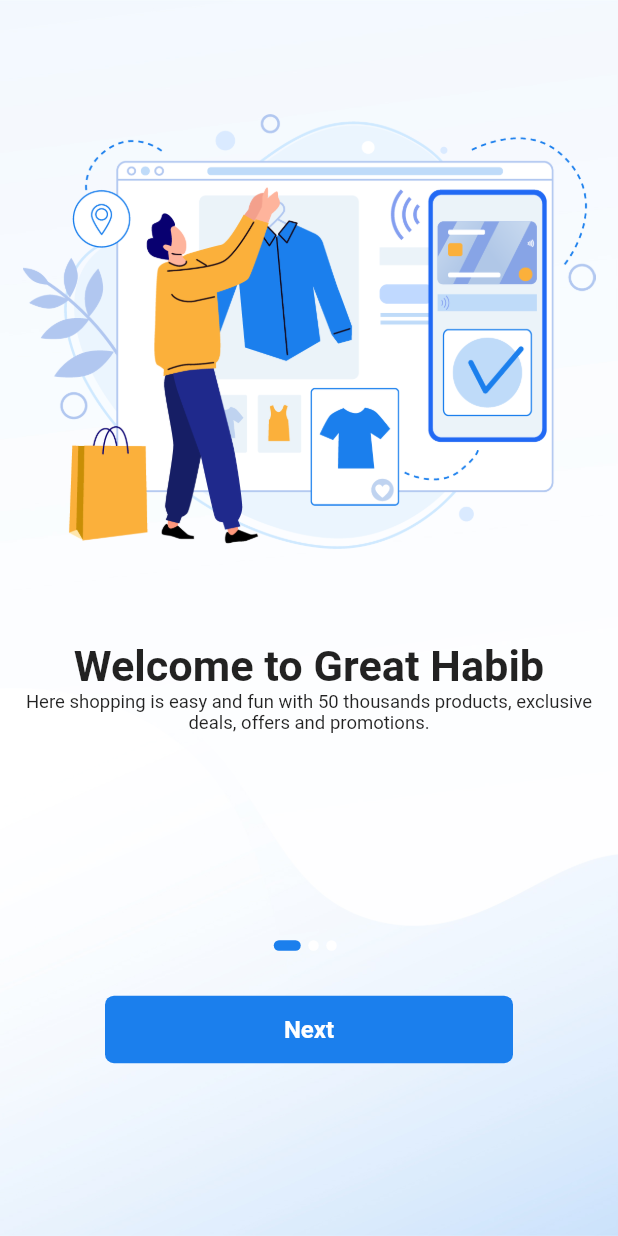
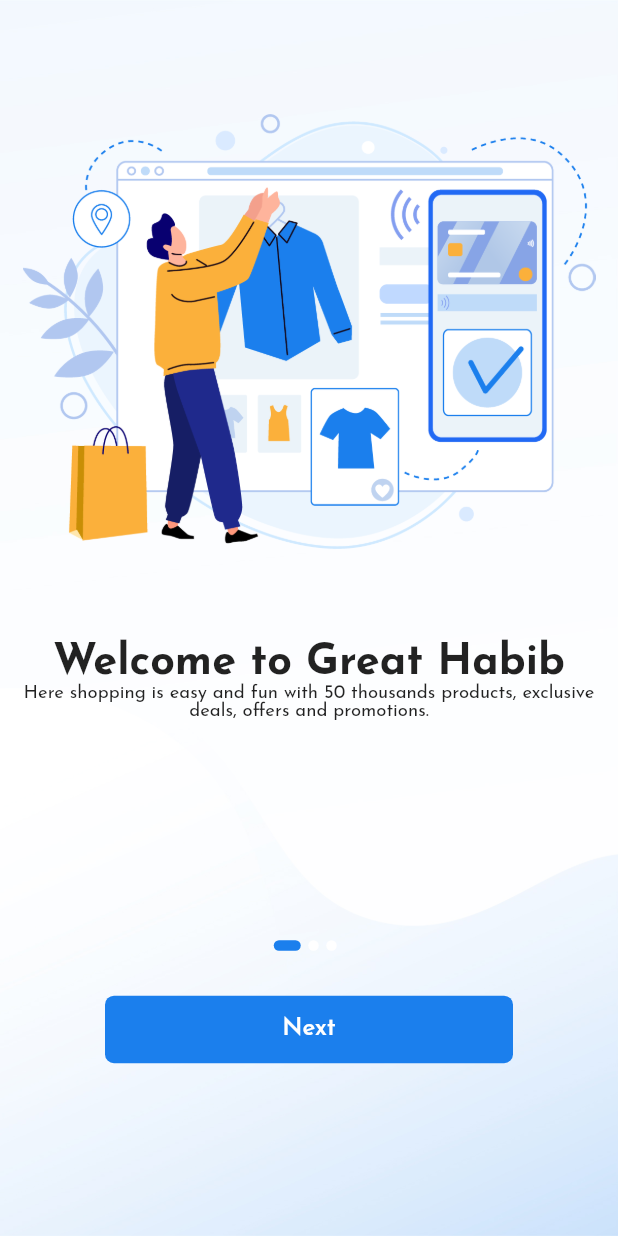
Before and after one commit to isaacpitwa/flutter_starter, a Flutter app: the screen it shows after launch, on a phone screen of 412 x 824 dp. Run offline on Flutter 3.47's test engine with Material 2 defaults, Android fonts, the phone set to English and light mode, and no system bars; our stand-ins replace connectivity, dio, get_it, shared_preferences; accounts and stored records are empty; network calls fail; Roboto replaces fonts that are missing (TitilliumWeb).

Commit message:
update font styles

```diff
--- a/lib/util/custom_themes.dart
+++ b/lib/util/custom_themes.dart
@@ -2,35 +2,24 @@ import 'package:flutter/material.dart';
 
 import 'dimensions.dart';
 
-const titilliumRegular = TextStyle(
-  fontFamily: 'TitilliumWeb',
+const josefinRegular = TextStyle(
+  fontFamily: 'JosefinSans',
   fontSize: Dimensions.FONT_SIZE_DEFAULT,
 );
 
-const titilliumSemiBold = TextStyle(
-  fontFamily: 'TitilliumWeb',
+const josefinSemiBold = TextStyle(
+  fontFamily: 'JosefinSans',
   fontSize: Dimensions.FONT_SIZE_DEFAULT,
   fontWeight: FontWeight.w600,
 );
 
-const titilliumBold = TextStyle(
-  fontFamily: 'TitilliumWeb',
+const josefinBold = TextStyle(
+  fontFamily: 'JosefinSans',
   fontSize: Dimensions.FONT_SIZE_DEFAULT,
   fontWeight: FontWeight.w700,
 );
-const titilliumItalic = TextStyle(
-  fontFamily: 'TitilliumWeb',
+const josefinItalic = TextStyle(
+  fontFamily: 'JosefinSans',
   fontSize: Dimensions.FONT_SIZE_DEFAULT,
   fontStyle: FontStyle.italic,
 );
-
-const robotoRegular = TextStyle(
-  fontFamily: 'Roboto',
-  fontSize: Dimensions.FONT_SIZE_DEFAULT,
-);
-
-const robotoBold = TextStyle(
-  fontFamily: 'Roboto',
-  fontSize: Dimensions.FONT_SIZE_DEFAULT,
-  fontWeight: FontWeight.w700,
-);
--- a/lib/view/auth/auth_screen.dart
+++ b/lib/view/auth/auth_screen.dart
@@ -64,7 +64,7 @@ class AuthScreen extends StatelessWidget{
                                 onTap: () => _pageController.animateToPage(0, duration: Duration(seconds: 1), curve: Curves.easeInOut),
                                 child: Column(
                                   children: [
-                                    Text(getTranslated('SIGN_IN', context), style: authProvider.selectedIndex == 0 ? titilliumSemiBold : titilliumRegular),
+                                    Text(getTranslated('SIGN_IN', context), style: authProvider.selectedIndex == 0 ? josefinSemiBold : josefinRegular),
                                     Container(
                                       height: 1,
                                       width: 40,
@@ -79,7 +79,7 @@ class AuthScreen extends StatelessWidget{
                                 onTap: () => _pageController.animateToPage(1, duration: Duration(seconds: 1), curve: Curves.easeInOut),
                                 child: Column(
                                   children: [
-                                    Text(getTranslated('SIGN_UP', context), style: authProvider.selectedIndex == 1 ? titilliumSemiBold : titilliumRegular),
+                                    Text(getTranslated('SIGN_UP', context), style: authProvider.selectedIndex == 1 ? josefinSemiBold : josefinRegular),
                                     Container(
                                         height: 1,
                                         width: 50,
--- a/lib/view/auth/widget/sign_up_widget.dart
+++ b/lib/view/auth/widget/sign_up_widget.dart
@@ -225,7 +225,7 @@ class _SignUpWidgetState extends State<SignUpWidget> {
                 Navigator.pushReplacement(context, MaterialPageRoute(builder: (_) => HomeScreen()));
               },
               child: Text(getTranslated('SKIP_FOR_NOW', context),
-                  style: titilliumRegular.copyWith(fontSize: Dimensions.FONT_SIZE_SMALL, color: ColorResources.getColombiaBlue(context))),
+                  style: josefinRegular.copyWith(fontSize: Dimensions.FONT_SIZE_SMALL, color: ColorResources.getColombiaBlue(context))),
             )),
       ],
     );
--- a/lib/view/basewidget/button/custom_button.dart
+++ b/lib/view/basewidget/button/custom_button.dart
@@ -29,7 +29,7 @@ class CustomButton extends StatelessWidget {
             ]),
             borderRadius: BorderRadius.circular(10)),
         child: Text(buttonText,
-            style: titilliumSemiBold.copyWith(
+            style: josefinSemiBold.copyWith(
               fontSize: 16,
               color: Theme.of(context).accentColor,
             )),
--- a/lib/view/basewidget/no_internet_screen.dart
+++ b/lib/view/basewidget/no_internet_screen.dart
@@ -21,7 +21,7 @@ class NoInternetOrDataScreen extends StatelessWidget {
           mainAxisAlignment: MainAxisAlignment.center,
           children: [
             Image.asset(isNoInternet ? Images.no_internet : Images.no_data, width: 150, height: 150),
-            Text(isNoInternet ? getTranslated('OPPS', context) : getTranslated('sorry', context), style: titilliumBold.copyWith(
+            Text(isNoInternet ? getTranslated('OPPS', context) : getTranslated('sorry', context), style:josefinBold.copyWith(
               fontSize: 30,
               color: isNoInternet ? Theme.of(context).textTheme.bodyText1!.color : ColorResources.getColombiaBlue(context),
             )),
@@ -29,7 +29,7 @@ class NoInternetOrDataScreen extends StatelessWidget {
             Text(
               isNoInternet ? 'No internet connection' : 'No data found',
               textAlign: TextAlign.center,
-              style: titilliumRegular,
+              style: josefinRegular,
             ),
             SizedBox(height: 40),
             isNoInternet ? Container(
@@ -45,7 +45,7 @@ class NoInternetOrDataScreen extends StatelessWidget {
                 child: Container(
                   width: double.infinity,
                   alignment: Alignment.center,
-                  child: Text(getTranslated('RETRY', context), style: titilliumSemiBold.copyWith(color: Theme.of(context).accentColor, fontSize: Dimensions.FONT_SIZE_LARGE)),
+                  child: Text(getTranslated('RETRY', context), style: josefinSemiBold.copyWith(color: Theme.of(context).accentColor, fontSize: Dimensions.FONT_SIZE_LARGE)),
                 ),
               ),
             ) : SizedBox.shrink(),
--- a/lib/view/basewidget/textfield/custom_password_textfield.dart
+++ b/lib/view/basewidget/textfield/custom_password_textfield.dart
@@ -59,7 +59,7 @@ class _CustomPasswordTextFieldState extends State<CustomPasswordTextField> {
             filled: true,
             fillColor: Theme.of(context).accentColor,
             focusedBorder: OutlineInputBorder(borderSide: BorderSide(color: Theme.of(context).primaryColor)),
-            hintStyle: titilliumRegular.copyWith(color: Theme.of(context).hintColor),
+            hintStyle: josefinRegular.copyWith(color: Theme.of(context).hintColor),
             border: InputBorder.none),
       ),
     );
--- a/lib/view/basewidget/textfield/custom_textfield.dart
+++ b/lib/view/basewidget/textfield/custom_textfield.dart
@@ -79,7 +79,7 @@ class CustomTextField extends StatelessWidget {
           isDense: true,
           counterText: '',
           focusedBorder: OutlineInputBorder(borderSide: BorderSide(color: Theme.of(context).primaryColor)),
-          hintStyle: titilliumRegular.copyWith(color: Theme.of(context).hintColor),
+          hintStyle: josefinRegular.copyWith(color: Theme.of(context).hintColor),
           errorStyle: TextStyle(height: 1.5),
           border: InputBorder.none,
         ),
--- a/lib/view/home/home_screen.dart
+++ b/lib/view/home/home_screen.dart
@@ -9,7 +9,7 @@ class HomeScreen extends StatelessWidget {
   Widget build(BuildContext context) {
     return SafeArea(child: Container(
       color:Provider.of<ThemeProvider>(context).darkTheme?Color(0xFF808080) : Color(0xFFF1F1F1),
-      child:Center(child:Text("Home Screen",style: titilliumRegular.copyWith(color: ColorResources.getLightSkyBlue(context))))
+      child:Center(child:Text("Home Screen",style: josefinRegular.copyWith(color: ColorResources.getLightSkyBlue(context))))
     ));
   }
 }
--- a/lib/view/onboarding/onboarding_screen.dart
+++ b/lib/view/onboarding/onboarding_screen.dart
@@ -49,8 +49,8 @@ class OnBoardingScreen extends StatelessWidget {
                         child: Column(
                           children: [
                             Image.asset(onBoardingList.onBoardingList[index].imageUrl, height: _height*0.5),
-                            Text(onBoardingList.onBoardingList[index].title, style: titilliumBold.copyWith(fontSize: _height*0.035), textAlign: TextAlign.center),
-                            Text(onBoardingList.onBoardingList[index].description, textAlign: TextAlign.center, style: titilliumRegular.copyWith(
+                            Text(onBoardingList.onBoardingList[index].title, style: josefinBold.copyWith(fontSize: _height*0.035), textAlign: TextAlign.center),
+                            Text(onBoardingList.onBoardingList[index].description, textAlign: TextAlign.center, style: josefinRegular.copyWith(
                               fontSize: _height*0.015,
                             )),
                           ],
@@ -95,7 +95,7 @@ class OnBoardingScreen extends StatelessWidget {
                           alignment: Alignment.center,
                           child: Text(onBoardingList.selectedIndex == onBoardingList.onBoardingList.length - 1
                               ? getTranslated('GET_STARTED', context) : getTranslated('NEXT', context),
-                              style: titilliumSemiBold.copyWith(color: Colors.white, fontSize: Dimensions.FONT_SIZE_LARGE)),
+                              style: josefinSemiBold.copyWith(color: Colors.white, fontSize: Dimensions.FONT_SIZE_LARGE)),
                         ),
                       ),
                     ),
```
Also changed, not shown: lib/view/auth/widget/sign_in_widget.dart (+4 -4 lines).
